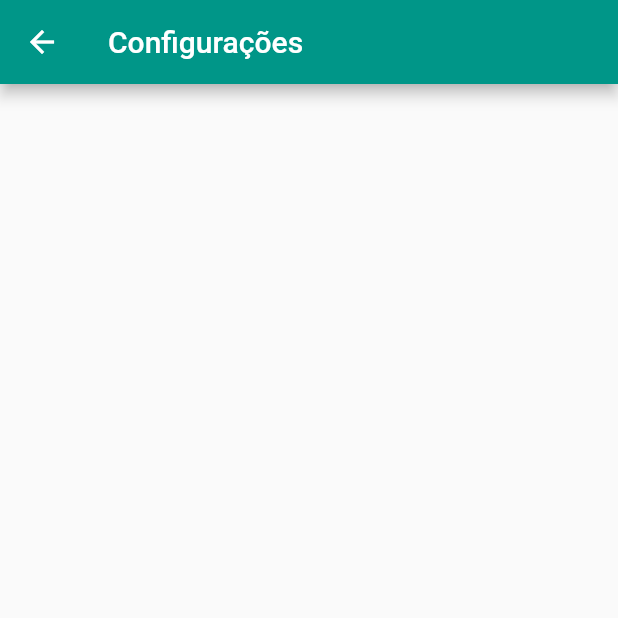
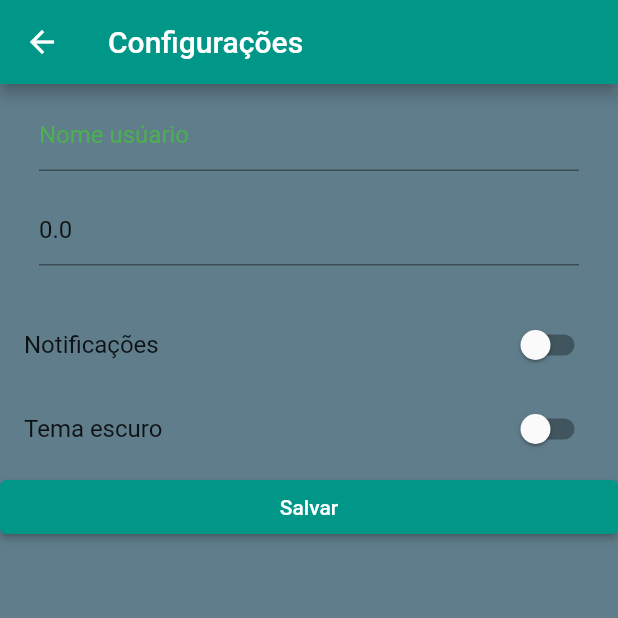
Before and after one commit to cadumeneses/flutter_specialist, a Flutter app: the ConfiguracoesPage screen opened directly, on a phone screen of 412 x 824 dp, the top half of it. Run offline on Flutter 3.47's test engine with Material 2 defaults, Android fonts, the phone set to English and light mode, and no system bars; our stand-ins replace google_fonts, shared_preferences; accounts and stored records are empty; network calls fail.

Commit message:
fourth commit

```diff
--- a/lib/pages/configuracoes_page.dart
+++ b/lib/pages/configuracoes_page.dart
@@ -1,4 +1,5 @@
 import 'package:flutter/material.dart';
+import 'package:shared_preferences/shared_preferences.dart';
 
 class ConfiguracoesPage extends StatefulWidget {
   const ConfiguracoesPage({super.key});
@@ -8,12 +9,120 @@ class ConfiguracoesPage extends StatefulWidget {
 }
 
 class _ConfiguracoesPageState extends State<ConfiguracoesPage> {
+  late SharedPreferences storage;
+
+  TextEditingController nomeUsuarioController = TextEditingController();
+  TextEditingController alturaController = TextEditingController();
+  String? nomeUsuario;
+  double? altura;
+  bool receberNotificacao = false;
+  bool temaDark = false;
+
+  final chaveNome = "chave_nome";
+  final chaveAltura = "chave_altura";
+  final chaveNotificacoes = "chave_Notificacoes";
+  final chaveTema = "chave_Tema";
+
+  @override
+  void initState() {
+    super.initState();
+    carregarDados();
+  }
+
+  carregarDados() async {
+    storage = await SharedPreferences.getInstance();
+    setState(() {
+      nomeUsuarioController.text = storage.getString(chaveNome) ?? "";
+      alturaController.text = (storage.getDouble(chaveAltura) ?? 0).toString();
+      receberNotificacao = storage.getBool(chaveNotificacoes) ?? false;
+      temaDark = storage.getBool(chaveTema) ?? false;
+    });
+  }
+
   @override
   Widget build(BuildContext context) {
     return SafeArea(
       child: Scaffold(
+        backgroundColor: Colors.blueGrey,
         appBar: AppBar(title: const Text('Configurações')),
-        body: Container(),
+        body: SizedBox(
+          child: ListView(
+            children: [
+              Container(
+                margin: const EdgeInsets.all(10),
+                width: MediaQuery.of(context).size.width * 0.9,
+                child: Column(
+                  children: [
+                    Padding(
+                      padding: const EdgeInsets.symmetric(horizontal: 16),
+                      child: TextField(
+                        controller: nomeUsuarioController,
+                        decoration: const InputDecoration(
+                          hintText: "Nome usúario",
+                          hintStyle: TextStyle(color: Colors.green),
+                        ),
+                      ),
+                    ),
+                    Padding(
+                      padding: const EdgeInsets.symmetric(
+                          horizontal: 16, vertical: 15),
+                      child: TextField(
+                        controller: alturaController,
+                        decoration: const InputDecoration(
+                            hintText: "Altura",
+                            hintStyle: TextStyle(color: Colors.green)),
+                        keyboardType: TextInputType.number,
+                      ),
+                    )
+                  ],
+                ),
+              ),
+              SwitchListTile(
+                title: const Text('Notificações'),
+                value: receberNotificacao,
+                onChanged: (bool value) {
+                  setState(() {
+                    receberNotificacao = value;
+                  });
+                },
+              ),
+              SwitchListTile(
+                title: const Text('Tema escuro'),
+                value: temaDark,
+                onChanged: (bool value) {
+                  setState(() {
+                    temaDark = value;
+                  });
+                },
+              ),
+              ElevatedButton(
+                onPressed: () async {
+                  FocusManager.instance.primaryFocus?.unfocus();
+                  try {
+                    await storage.setDouble(chaveAltura,
+                        double.tryParse(alturaController.text) ?? 0);
+                  } catch (e) {
+                    showDialog(context: context, builder: (_){
+                      return AlertDialog(
+                        title: const Text("Meu app"),
+                        content: const Text("Informe uma altura válida!"),
+                        actions: [
+                          TextButton(onPressed: (){Navigator.pop(context);}, child: const Text('Voltar'))
+                        ],
+                      );
+                    });
+                  }
+                  await storage.setString(
+                      chaveNome, nomeUsuarioController.text);
+                  await storage.setBool(chaveNotificacoes, receberNotificacao);
+                  await storage.setBool(chaveTema, temaDark);
+                  Navigator.pop(context);
+                },
+                child: const Text('Salvar'),
+              )
+            ],
+          ),
+        ),
       ),
     );
   }
```
